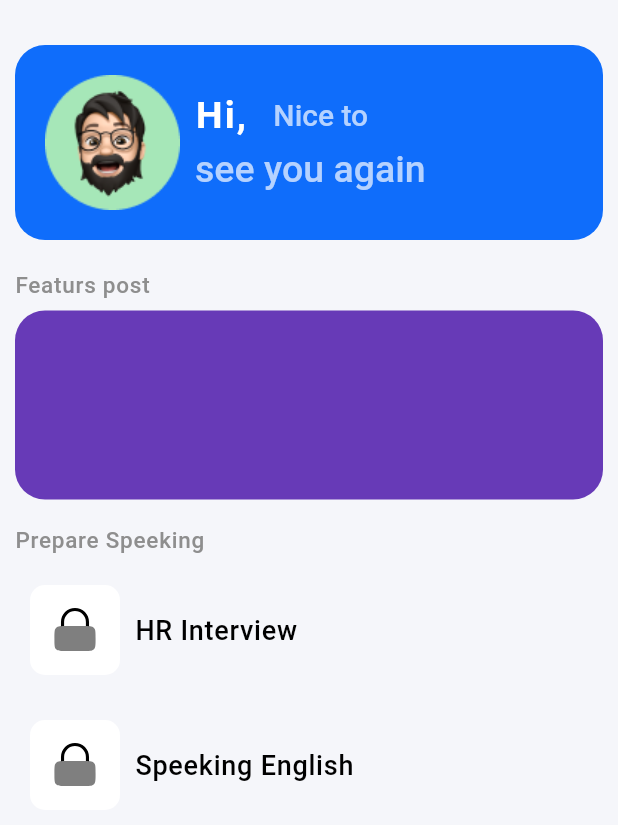
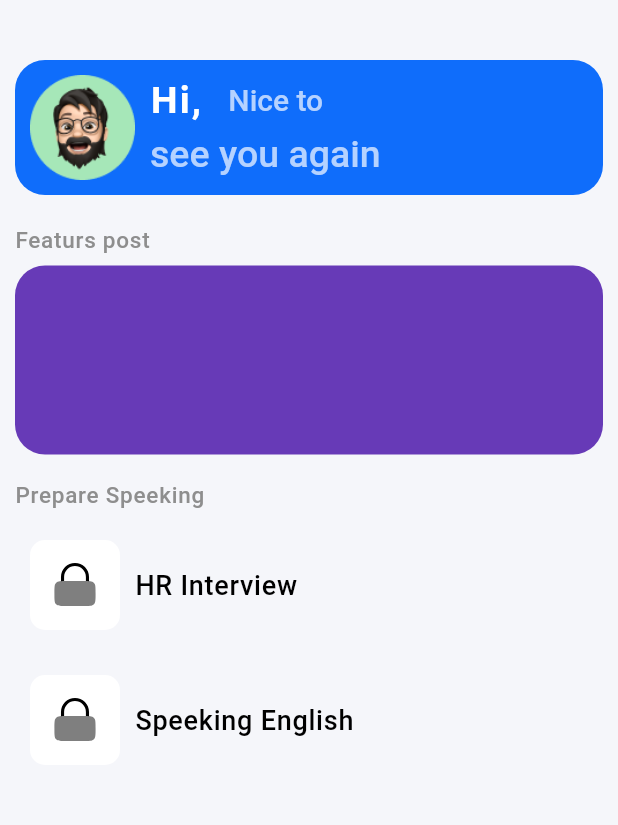
Before and after one commit to MrNitishroy/InterviewPrep, a Flutter app: the HomeData screen opened directly, on a phone screen of 412 x 824 dp. Shown: the top 825 px of the screen. Run offline on Flutter 3.47's test engine with Material 2 defaults, Android fonts, the phone set to English and light mode, and no system bars; drawn by our look-alikes of carousel_slider; our stand-ins replace firebase_auth, firebase_core, flutter_svg, flutter_tts, fluttertoast, get and 6 more; accounts and stored records are empty.

```diff
--- a/lib/Components/Home/UserInfo.dart
+++ b/lib/Components/Home/UserInfo.dart
@@ -10,7 +10,7 @@ class UserInfo extends StatelessWidget {
   Widget build(BuildContext context) {
     AuthController authController = Get.put(AuthController());
     return Container(
-      padding: EdgeInsets.all(20),
+      padding: EdgeInsets.all(10),
       width: double.infinity,
       decoration: BoxDecoration(
         borderRadius: BorderRadius.circular(20),
@@ -24,8 +24,8 @@ class UserInfo extends StatelessWidget {
                 borderRadius: BorderRadius.circular(30),
                 child: Image.asset(
                   "Assets/Image/profile.png",
-                  width: 90,
-                  height: 90,
+                  width: 70,
+                  height: 70,
                 ),
               ),
               SizedBox(width: 10),
--- a/lib/Config/Data.dart
+++ b/lib/Config/Data.dart
@@ -41,6 +41,51 @@ var QuestionData = [
             ),
             ListOfQuestion(
               question: "What is your salary expactetion",
+              answer: "",
+              userAnswer: "",
+            ),
+            ListOfQuestion(
+              question: "What is your salary expactetion",
+              answer: "",
+              userAnswer: "",
+            ),
+            ListOfQuestion(
+              question: "What is your salary expactetion",
+              answer: "",
+              userAnswer: "",
+            ),
+            ListOfQuestion(
+              question: "What is your salary expactetion",
+              answer: "",
+              userAnswer: "",
+            ),
+            ListOfQuestion(
+              question: "What is your salary expactetion",
+              answer: "",
+              userAnswer: "",
+            ),
+            ListOfQuestion(
+              question: "What is your salary expactetion",
+              answer: "",
+              userAnswer: "",
+            ),
+            ListOfQuestion(
+              question: "What is your salary expactetion",
+              answer: "",
+              userAnswer: "",
+            ),
+            ListOfQuestion(
+              question: "What is your salary expactetion",
+              answer: "",
+              userAnswer: "",
+            ),
+            ListOfQuestion(
+              question: "What is your salary expactetion",
+              answer: "",
+              userAnswer: "",
+            ),
+            ListOfQuestion(
+              question: "What is ",
               answer: "",
               userAnswer: "",
             ),
--- a/lib/Pages/HomePage/HomeData.dart
+++ b/lib/Pages/HomePage/HomeData.dart
@@ -2,12 +2,9 @@ import 'package:carousel_slider/carousel_slider.dart';
 import 'package:chatgpt/Components/Home/ListCategory.dart';
 import 'package:chatgpt/Components/Home/UserInfo.dart';
 import 'package:chatgpt/Config/Data.dart';
-import 'package:chatgpt/Controller/AuthController.dart';
 import 'package:chatgpt/Controller/HomeController.dart';
 import 'package:chatgpt/Pages/QuestionLevel/QuestionLevel.dart';
-import 'package:flutter/cupertino.dart';
 import 'package:flutter/material.dart';
-import 'package:flutter_svg/flutter_svg.dart';
 import 'package:get/get.dart';
 
 class HomeData extends StatelessWidget {
@@ -22,7 +19,7 @@ class HomeData extends StatelessWidget {
         child: SingleChildScrollView(
           child: Column(
             children: [
-              SizedBox(height: 20),
+              SizedBox(height: 30),
               UserInfo(),
               SizedBox(height: 20),
               Row(
--- a/pubspec.yaml
+++ b/pubspec.yaml
@@ -52,6 +52,7 @@ dependencies:
   google_sign_in: ^6.1.5
   carousel_slider: ^4.2.1
   camera: ^0.10.5+4
+  highlight_text: ^1.7.0
 dev_dependencies:
   flutter_test:
     sdk: flutter
```
Also changed, not shown: lib/Controller/AuthController.dart (+7 -6 lines), lib/Controller/InterviewController.dart (added, +45 -0 lines), lib/Pages/InterviewPage/Answer.dart (added, +40 -0 lines), lib/Pages/InterviewPage/InterivewTips.dart (added, +28 -0 lines), lib/Pages/InterviewPage/Interview.dart (added, +128 -0 lines), lib/Pages/InterviewPage/InterviewComplete.dart (added, +21 -0 lines), lib/Pages/InterviewPage/InterviewQuestion.dart (added, +38 -0 lines), lib/Pages/QuestionLevel/QuestionLevel.dart (+10 -3 lines), pubspec.lock.
